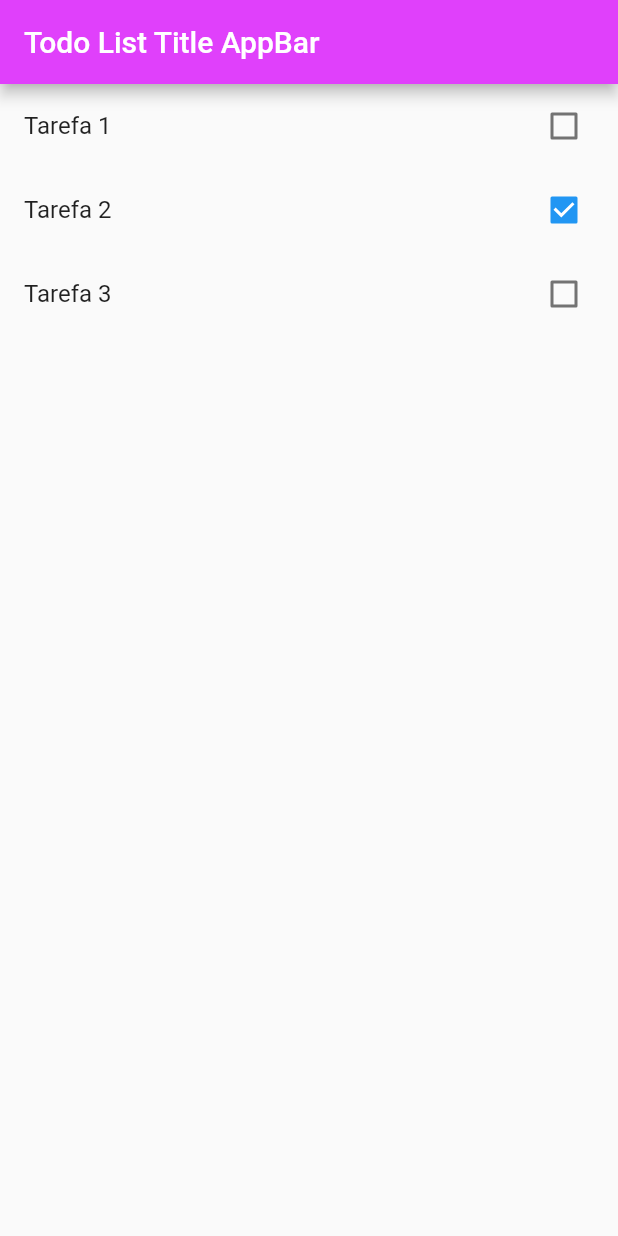
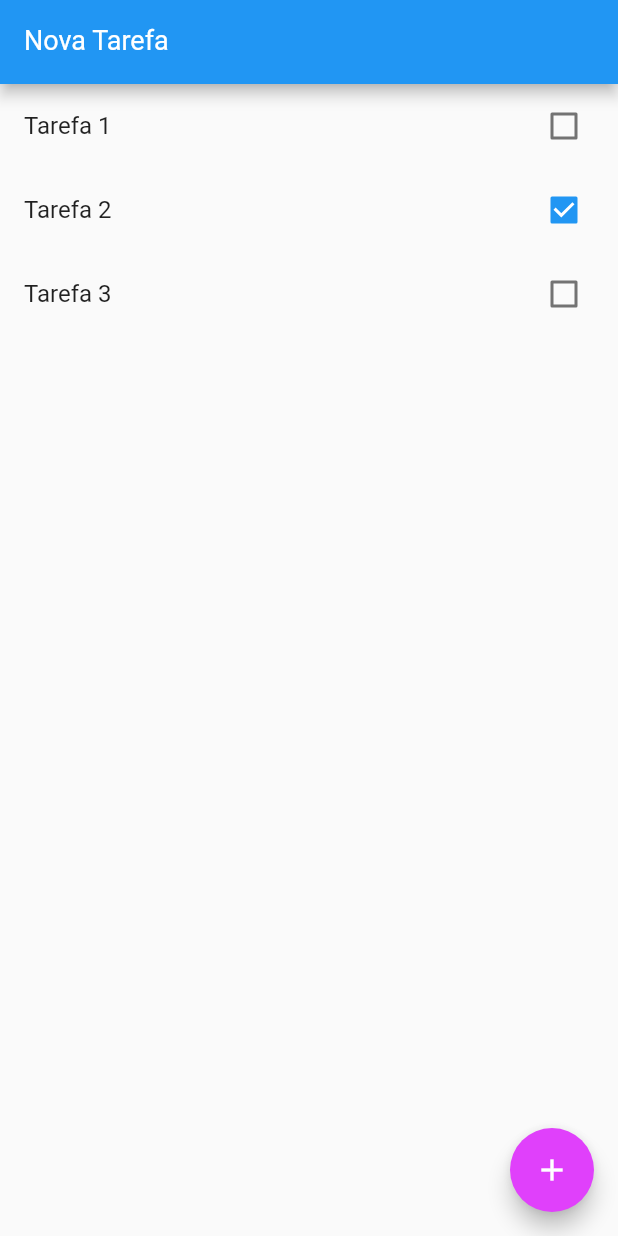
Before and after one commit to alexssantos/flutter-codes, a Flutter app: the screen it shows after launch, on a phone screen of 412 x 824 dp. Run offline on Flutter 3.47's test engine with Material 2 defaults, Android fonts, the phone set to English and light mode, and no system bars; our stand-ins replace flutter_masked_text.

Commit message:
TODO App add item

```diff
--- a/apps/todo/todo_flutter_app/lib/main.dart
+++ b/apps/todo/todo_flutter_app/lib/main.dart
@@ -1,66 +1,4 @@
 import 'package:flutter/material.dart';
-import 'package:todo_flutter_app/models/Tarefa.dart';
+import 'myApp.dart';
 
 void main() => runApp(MyApp());
-
-class MyApp extends StatelessWidget {
-  	@override
-  	Widget build(BuildContext context) {
-		return MaterialApp(
-	  		title: "Todo app",
-			debugShowCheckedModeBanner: false,
-			theme: ThemeData(primaryColor: Colors.purpleAccent),
-			home: HomePage(),
-		);
-  	}
-}
-
-class HomePage extends StatefulWidget {
-  	var tarefas = new List<Tarefa>();
-
-	HomePage() {
-		tarefas = [];
-		tarefas.add(Tarefa(title: "Tarefa 1", done: false));
-		tarefas.add(Tarefa(title: "Tarefa 2", done: true));
-		tarefas.add(Tarefa(title: "Tarefa 3", done: false));
-	}
-
-	@override
-	_HomePageState createState() => _HomePageState();
-}
-
-class _HomePageState extends State<HomePage> {
-	@override
-	Widget build(BuildContext context) {
-		return Scaffold(
-			appBar: AppBar(
-				title: Text("Todo List Title AppBar"),
-			),
-			body: ListView.builder(
-				itemCount: widget.tarefas.length,
-				itemBuilder: (BuildContext ctx, int index) {
-
-					final item = widget.tarefas[index];
-
-					return CheckboxListTile(
-						title: Text(item.title),
-						key: Key(item.title),
-						value: item.done,
-						onChanged: (value) {
-						// ! Precisa rerenderizar mas não pode chamar daqui o metodo builder()
-						setState(() => item.done = value);
-						},
-					);
-				},
-			),
-		);
-	}
-}
-
-BoxDecoration myBoxDecoration() {
-	return BoxDecoration(
-		border: Border.all(
-			width: 2
-		),
-	);
-}
--- /dev/null
+++ b/apps/todo/todo_flutter_app/lib/myApp.dart
@@ -0,0 +1,113 @@
+import 'package:flutter/cupertino.dart';
+import 'package:flutter/material.dart';
+
+import 'models/Tarefa.dart';
+
+class MyApp extends StatelessWidget {
+  	@override
+  	Widget build(BuildContext context) {
+
+		MaterialApp app = new MaterialApp(
+			debugShowCheckedModeBanner: false,
+
+			title: "Alex Todo app",
+			//=> NOTE: primarySwatch (PALETA DE CORES)
+			theme: ThemeData(primarySwatch: Colors.blue),
+			home: HomePage(),
+		);
+
+		return app;
+  	}
+}
+
+class HomePage extends StatefulWidget {
+  	var tarefas = new List<Tarefa>();
+
+	HomePage() {
+		tarefas = [
+			Tarefa(title: "Tarefa 1", done: false),
+			Tarefa(title: "Tarefa 2", done: true),
+			Tarefa(title: "Tarefa 3", done: false)
+		];
+	}
+
+	@override
+	_HomePageState createState() => _HomePageState();
+}
+
+class _HomePageState extends State<HomePage> {
+	var newTaskCtrl = new TextEditingController();
+
+
+	void funcAddItem(){
+		if (newTaskCtrl.text.isEmpty) return;
+		setState(() {
+			widget.tarefas.add(new Tarefa(
+				title: newTaskCtrl.text,
+				done: false));
+		});
+	}
+
+	@override
+	Widget build(BuildContext context) {
+		return Scaffold(
+
+			appBar: funcSetAppBarPage(newTaskCtrl),
+
+			//metodo BUILDER aumenta a performance como uma recycle View. //Usar Future() para consultar api ou service.
+			body: ListView.builder(
+				itemCount: widget.tarefas.length,
+
+				itemBuilder: (BuildContext ctx, int index) {
+					final item = widget.tarefas[index];
+
+					return CheckboxListTile(
+						title: Text(item.title),
+						key: Key(item.title),
+						value: item.done,
+
+						onChanged: (value) {
+							//State.setState() => Precisa rerenderizar mas não pode chamar daqui o metodo builder()
+							setState(() => item.done = value);
+						},
+					);
+				},
+			),
+
+			floatingActionButton: FloatingActionButton(
+				onPressed: funcAddItem,
+				child: Icon(Icons.add),
+				backgroundColor: Colors.purpleAccent,
+			),
+		);
+	}
+}
+
+BoxDecoration myBoxDecoration() {
+	return BoxDecoration(
+		border: Border.all(
+			width: 2
+		),
+	);
+}
+
+AppBar funcSetAppBarPage(TextEditingController newTaskCtrl){
+	var _appBar = new AppBar(
+		title: TextFormField(
+
+			controller: newTaskCtrl,
+			keyboardType: TextInputType.text,
+			style: TextStyle(
+				color: Colors.white,
+				fontSize: 18
+			),
+			decoration: InputDecoration(
+				labelText: "Nova Tarefa",
+				labelStyle: TextStyle(color: Colors.white),
+			),
+
+		),
+	);
+
+	return _appBar;
+}
--- a/apps/todo/todo_flutter_app/pubspec.yaml
+++ b/apps/todo/todo_flutter_app/pubspec.yaml
@@ -20,6 +20,7 @@ dependencies:
   flutter:
     sdk: flutter
 
+  circular_check_box: ^1.0.1
   # The following adds the Cupertino Icons font to your application.
   # Use with the CupertinoIcons class for iOS style icons.
   cupertino_icons: ^0.1.2
```
Also changed, not shown: apps/todo/todo_flutter_app/lib/models/Tarefa.dart (indentation only), apps/todo/todo_flutter_app/lib/models/tafera2.dart (deleted), 3 other files.
